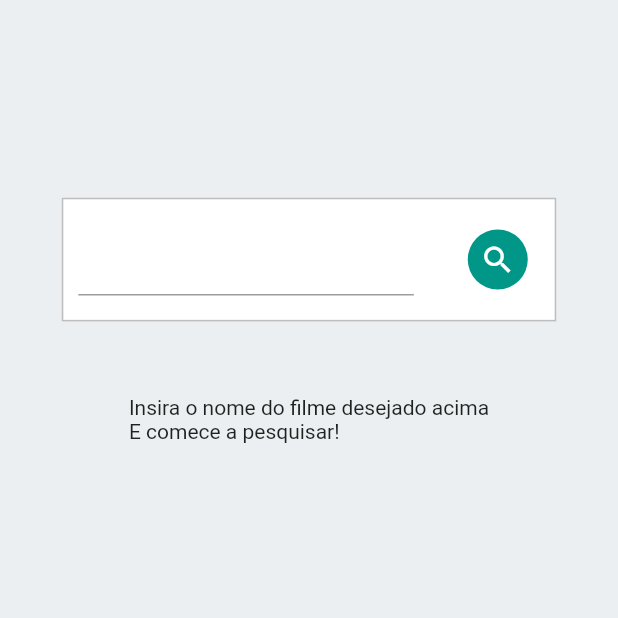
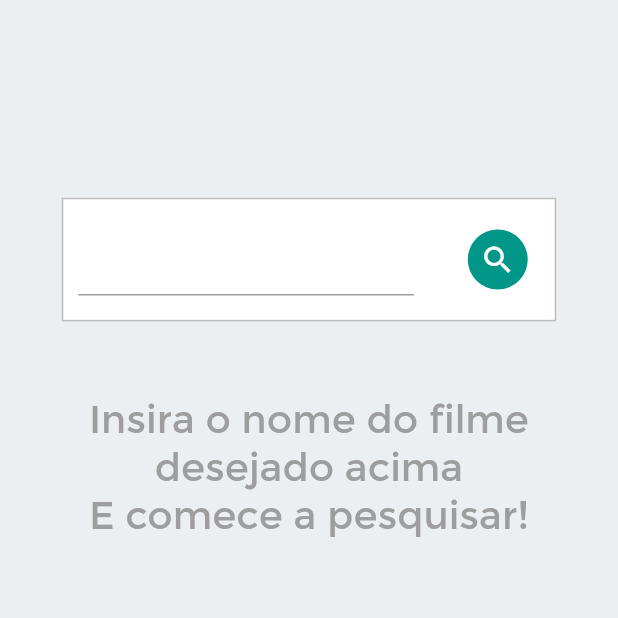
Before and after one commit to h-buzzi/desafio-senior-q2, a Flutter app: the screen it shows after launch, on a phone screen of 412 x 824 dp, the top half of it. Run offline on Flutter 3.47's test engine with Material 2 defaults, Android fonts, the phone set to English and light mode, and no system bars.

Commit message:
Aplicado tema sobre os textos

```diff
--- a/lib/seach_and_results/widgets/widgets_resultado/start_text.dart
+++ b/lib/seach_and_results/widgets/widgets_resultado/start_text.dart
@@ -5,7 +5,8 @@ class StartupResultWidget extends StatelessWidget {
 
   @override
   Widget build(BuildContext context) {
-    return const Text(
-        "Insira o nome do filme desejado acima\nE comece a pesquisar!");
+    return Text("Insira o nome do filme desejado acima\nE comece a pesquisar!",
+        textAlign: TextAlign.center,
+        style: Theme.of(context).textTheme.headline1);
   }
 }
--- a/lib/seach_and_results/widgets/widgets_resultado/text_invalid_json.dart
+++ b/lib/seach_and_results/widgets/widgets_resultado/text_invalid_json.dart
@@ -5,7 +5,9 @@ class InvalidJsonResultWidget extends StatelessWidget {
 
   @override
   Widget build(BuildContext context) {
-    return const Text(
-        "Parece que está entrada tem algo de errado no servidor\nPor favor reporte este erro para podermos corrigir!");
+    return Text(
+        "Parece que está entrada tem algo de errado no servidor\nPor favor reporte este erro para podermos corrigir!",
+        textAlign: TextAlign.center,
+        style: Theme.of(context).textTheme.headline1);
   }
 }
--- a/lib/seach_and_results/widgets/widgets_resultado/text_notok.dart
+++ b/lib/seach_and_results/widgets/widgets_resultado/text_notok.dart
@@ -5,9 +5,10 @@ class NotOkResultWidget extends StatelessWidget {
 
   @override
   Widget build(BuildContext context) {
-    return const Text(
+    return Text(
       'Ops! Parece que o servidor não conseguiu\n atender a esta requisição :c',
       textAlign: TextAlign.center,
+      style: Theme.of(context).textTheme.headline1,
     );
   }
 }
--- a/lib/seach_and_results/widgets/widgets_seach/input_text_field.dart
+++ b/lib/seach_and_results/widgets/widgets_seach/input_text_field.dart
@@ -20,6 +20,7 @@ class InputTextField extends StatelessWidget {
   @override
   Widget build(BuildContext context) {
     return TextFormField(
+      style: Theme.of(context).textTheme.bodyText1,
       textInputAction: TextInputAction.done,
       keyboardType: TextInputType.name,
       initialValue: _initialValue,
@@ -28,7 +29,7 @@ class InputTextField extends StatelessWidget {
         _onSaved(enteredMovieName!);
       },
       validator: (enteredValue) {
-        _inputValidator(enteredValue);
+        return _inputValidator(enteredValue);
       },
     );
   }
```
